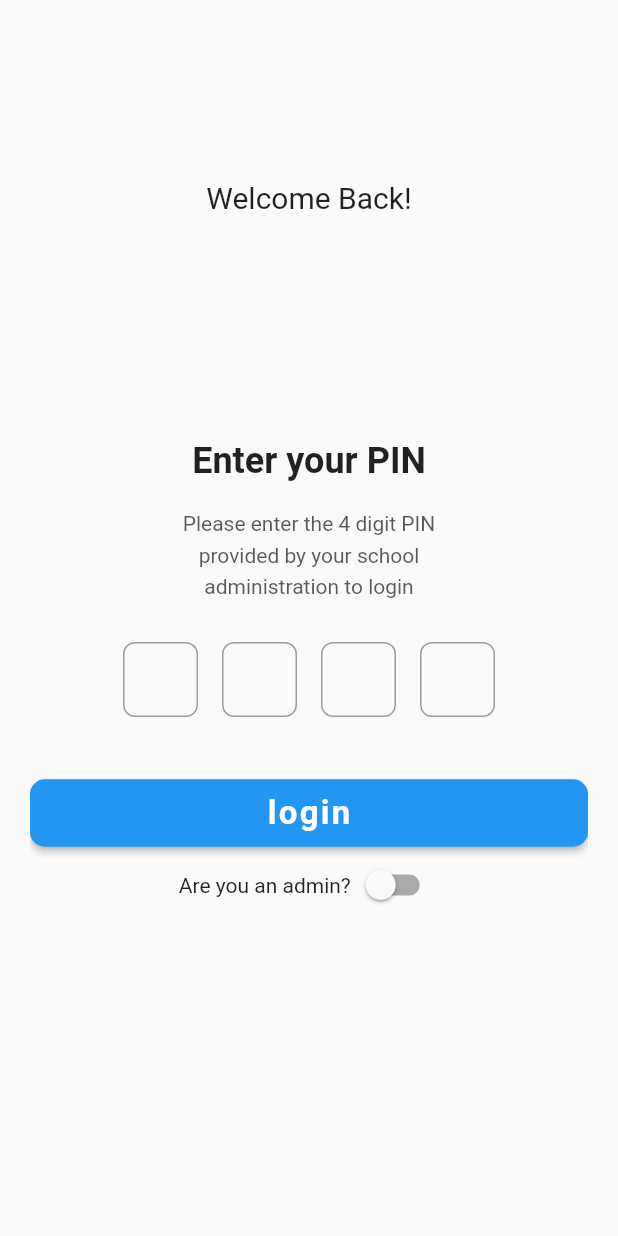
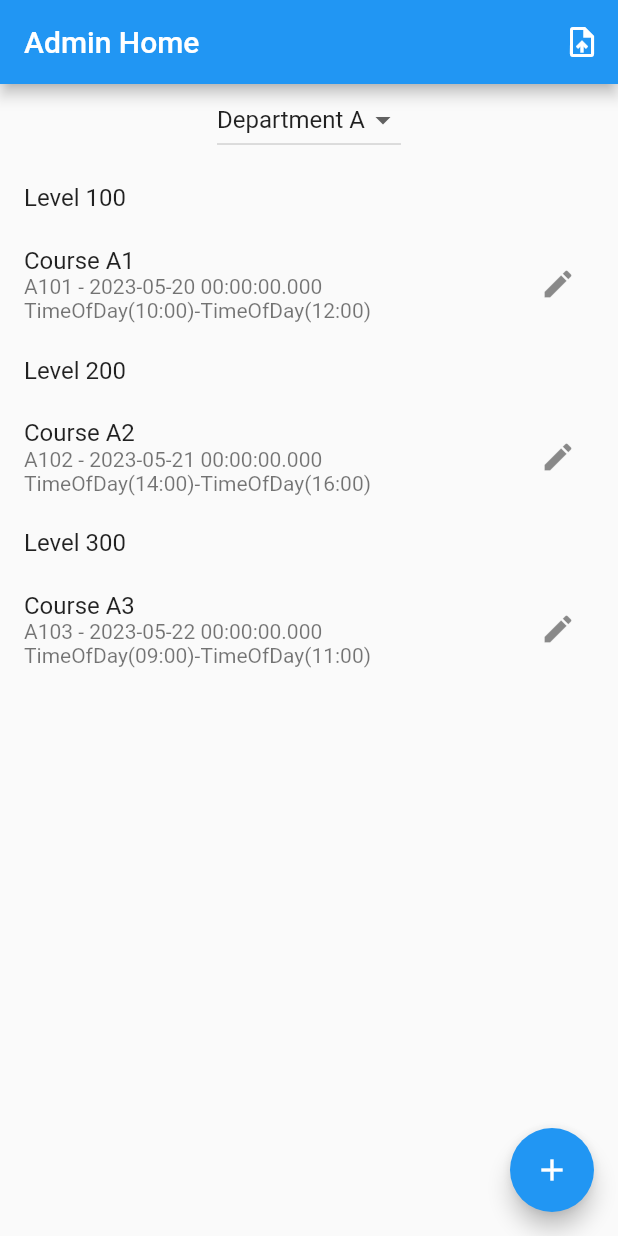
Before and after one commit to Brunostar/exam-manager, a Flutter app: the screen it shows after launch, on a phone screen of 412 x 824 dp. Run offline on Flutter 3.47's test engine with Material 2 defaults, Android fonts, the phone set to English and light mode, and no system bars.

Commit message:
complete the admin dashboard for now

```diff
--- a/lib/main.dart
+++ b/lib/main.dart
@@ -1,5 +1,6 @@
 import 'package:flutter/material.dart';
 import 'package:flutter/services.dart';
+import 'package:notify_me/screens/authentication/admin_dashboard.dart';
 import 'package:notify_me/screens/authentication/login.dart';
 
 void main() {
@@ -22,7 +23,7 @@ class MyApp extends StatelessWidget {
       theme: ThemeData(
         primarySwatch: Colors.blue,
       ),
-      home: LoginScreen(),
+      home: AdminHomePage(),
     );
   }
 }
--- /dev/null
+++ b/lib/screens/authentication/admin_dashboard.dart
@@ -0,0 +1,148 @@
+import 'package:flutter/material.dart';
+
+class AdminHomePage extends StatefulWidget {
+  const AdminHomePage({super.key});
+
+  @override
+  _AdminHomePageState createState() => _AdminHomePageState();
+}
+
+class _AdminHomePageState extends State<AdminHomePage> {
+  // Initialize a list of courses for the selected department
+  // List<Course> _courses = List<Course>.empty(growable: true);
+
+  final List<Course> _courses = [
+    Course(department: 'Department A', code: 'A101', title: 'Course A1', classLevel: 100, date: DateTime(2023, 5, 20), startTime: TimeOfDay(hour: 10, minute: 0), endTime: TimeOfDay(hour: 12, minute: 0)),
+    Course(department: 'Department A', code: 'A102', title: 'Course A2', classLevel: 200, date: DateTime(2023, 5, 21), startTime: TimeOfDay(hour: 14, minute: 0), endTime: TimeOfDay(hour: 16, minute: 0)),
+    Course(department: 'Department A', code: 'A103', title: 'Course A3', classLevel: 300, date: DateTime(2023, 5, 22), startTime: TimeOfDay(hour: 9, minute: 0), endTime: TimeOfDay(hour: 11, minute: 0)),
+    Course(department: 'Department B', code: 'B101', title: 'Course B1', classLevel: 100, date: DateTime(2023, 5, 23), startTime: TimeOfDay(hour: 11, minute: 0), endTime: TimeOfDay(hour: 13, minute: 0)),
+    Course(department: 'Department B', code: 'B102', title: 'Course B2', classLevel: 200, date: DateTime(2023, 5, 24), startTime: TimeOfDay(hour: 13, minute: 30), endTime: TimeOfDay(hour: 15, minute: 30)),
+    Course(department: 'Department B', code: 'B103', title: 'Course B3', classLevel: 300, date: DateTime(2023, 5, 25), startTime: TimeOfDay(hour: 9, minute: 0), endTime: TimeOfDay(hour: 11, minute: 0)),
+    Course(department: 'Department C', code: 'C101', title: 'Course C1', classLevel: 100, date: DateTime(2023, 5, 26), startTime: TimeOfDay(hour: 10, minute: 30), endTime: TimeOfDay(hour: 12, minute: 30)),
+  ];
+
+  // Initialize the currently selected department
+  String _selectedDepartment = 'Department A';
+
+  @override
+  Widget build(BuildContext context) {
+    // Filter the list of courses to only include courses for the selected department
+    List<Course> departmentCourses = _courses.where((course) => course.department == _selectedDepartment).toList();
+
+    // Sort the list of courses by class level
+    departmentCourses.sort((a, b) => a.classLevel.compareTo(b.classLevel));
+
+    return Scaffold(
+      appBar: AppBar(
+        title: Text('Admin Home'),
+        actions: [
+          // Upload button
+          IconButton(
+            icon: Icon(Icons.upload_file),
+            onPressed: () {
+              // _uploadCourses();
+            },
+          ),
+        ],
+      ),
+      body: Column(
+        children: [
+          // Department selection dropdown
+          DropdownButton<String>(
+            value: _selectedDepartment,
+            onChanged: (value) {
+              setState(() {
+                _selectedDepartment = value!;
+              });
+            },
+            items: const [
+              DropdownMenuItem(
+                value: 'Department A',
+                child: Text('Department A'),
+              ),
+              DropdownMenuItem(
+                value: 'Department B',
+                child: Text('Department B'),
+              ),
+              DropdownMenuItem(
+                value: 'Department C',
+                child: Text('Department C'),
+              ),
+            ],
+          ),
+          Expanded(
+            child: ListView.builder(
+              itemCount: departmentCourses.length,
+              itemBuilder: (BuildContext context, int index) {
+                Course course = departmentCourses[index];
+
+                // Check if this is the first course in a new class level
+                bool isNewLevel = false;
+                if (index == 0 || course.classLevel != departmentCourses[index - 1].classLevel) {
+                  isNewLevel = true;
+                }
+
+                return Column(
+                  children: [
+                    // Class level title
+                    if (isNewLevel)
+                      ListTile(
+                        title: Text('Level ${course.classLevel}'),
+                        onTap: () {
+                          setState(() {
+                            // Toggle the visibility of courses in this level
+                            course.isVisible = !course.isVisible;
+                          });
+                        },
+                      ),
+
+                    // Course tile
+                    if (course.isVisible) // Check if the course should be visible
+                      ListTile(
+                        title: Text(course.title),
+                        subtitle: Text('${course.code} - ${course.date} ${course.startTime}-${course.endTime}'),
+                        trailing: IconButton(
+                          icon: Icon(Icons.edit),
+                          onPressed: () {
+                            // TODO: Add code to edit the course
+                          },
+                        ),
+                      ),
+                  ],
+                );
+              },
+            ),
+          ),
+        ],
+      ),
+      floatingActionButton: FloatingActionButton(
+        child: Icon(Icons.add),
+        onPressed: () {
+          // TODO: Add code to add a new course
+        },
+      ),
+    );
+  }
+}
+
+class Course {
+  String department;
+  String title;
+  String code;
+  DateTime date;
+  TimeOfDay startTime;
+  TimeOfDay endTime;
+  int classLevel;
+  bool isVisible;
+
+  Course({
+    required this.department,
+    required this.title,
+    required this.code,
+    required this.date,
+    required this.startTime,
+    required this.endTime,
+    required this.classLevel,
+    this.isVisible = true,
+  });
+}
```
Also changed, not shown: lib/screens/authentication/add_course.dart (added), 1 other file.
